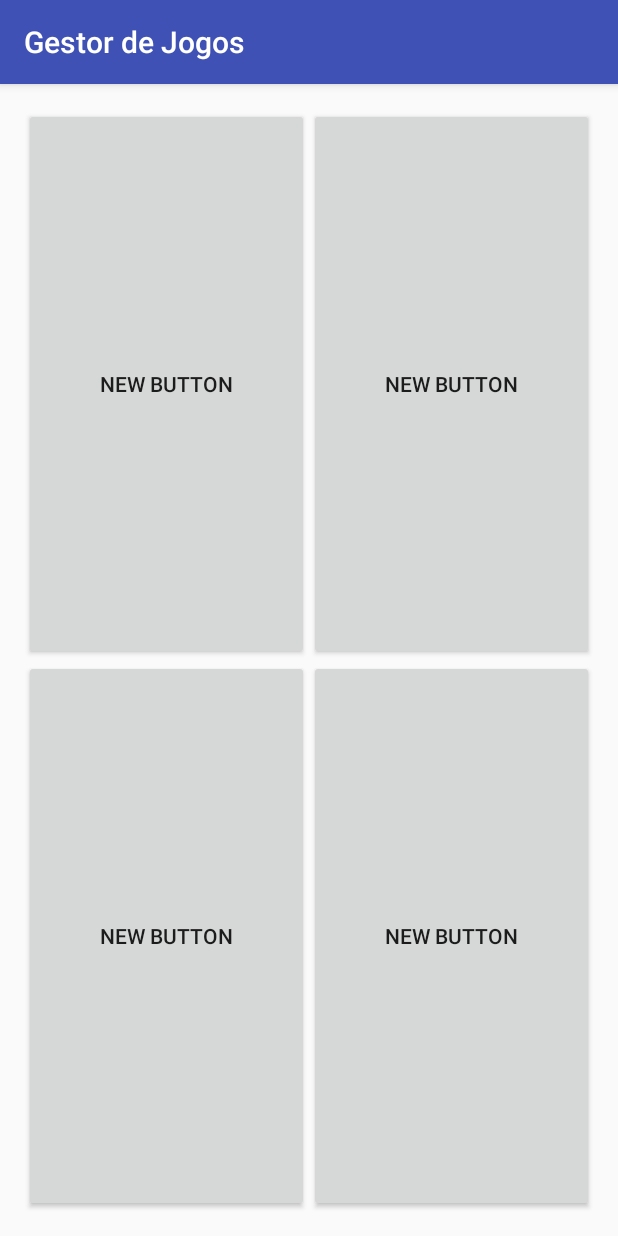
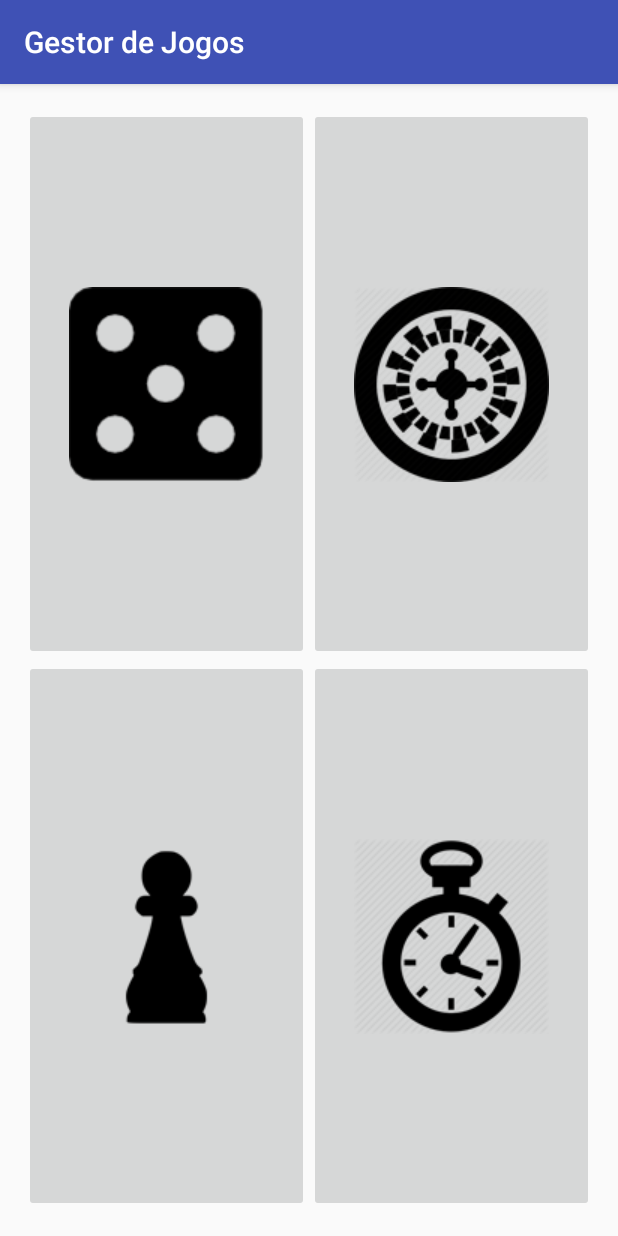
Before and after one commit to rafaelperatello/Projeto-Gestor-de-Jogos, an Android app: the screen it shows after launch (MainActivity), on a phone screen of 412 x 824 dp. Run offline under Robolectric (Android 15) with nearby library versions, the phone set to English and light mode, and no system bars.

Commit message:
show icons on image buttons

```diff
--- a/app/src/main/java/br/edu/ifspsaocarlos/sdm/projetogestordejogos/activity/MainActivity.java
+++ b/app/src/main/java/br/edu/ifspsaocarlos/sdm/projetogestordejogos/activity/MainActivity.java
@@ -4,32 +4,31 @@ import android.support.v7.app.AppCompatActivity;
 import android.os.Bundle;
 import android.view.View;
 import android.widget.Button;
+import android.widget.ImageButton;
 import android.widget.Toast;
 
 import br.edu.ifspsaocarlos.sdm.projetogestordejogos.R;
 
 public class MainActivity extends AppCompatActivity {
-    private Button bt_dice;
-    private Button bt_roulette;
-    private Button bt_chess;
-    private Button bt_chronometer;
+    private ImageButton bt_dice;
+    private ImageButton bt_roulette;
+    private ImageButton bt_chess;
+    private ImageButton bt_chronometer;
 
     @Override
     protected void onCreate(Bundle savedInstanceState) {
         super.onCreate(savedInstanceState);
         setContentView(R.layout.activity_main);
 
-        bt_dice = (Button) findViewById(R.id.buttondice);
-        bt_roulette = (Button) findViewById(R.id.buttonroulette);
-        bt_chess = (Button) findViewById(R.id.buttonchess);
-        bt_chronometer = (Button) findViewById(R.id.buttonchronometer);
+        bt_dice = (ImageButton) findViewById(R.id.buttondice);
+        bt_roulette = (ImageButton) findViewById(R.id.buttonroulette);
+        bt_chess = (ImageButton) findViewById(R.id.buttonchess);
+        bt_chronometer = (ImageButton) findViewById(R.id.buttonchronometer);
 
         bt_dice.setOnClickListener(btDiceOnClickListener);
         bt_roulette.setOnClickListener(btRouletteOnClickListener);
         bt_chess.setOnClickListener(btChessOnClickListener);
         bt_chronometer.setOnClickListener(btChronometerOnClickListener);
-
-
     }
 
     private View.OnClickListener btDiceOnClickListener = new View.OnClickListener() {
--- a/app/src/main/res/layout/activity_main.xml
+++ b/app/src/main/res/layout/activity_main.xml
@@ -15,19 +15,19 @@
         android:layout_alignParentTop="true"
         android:layout_alignParentStart="true">
 
-        <Button
+        <ImageButton
             android:layout_width="wrap_content"
             android:layout_height="match_parent"
             android:layout_weight="0.5"
-            android:text="New Button"
-            android:id="@+id/buttondice" />
+            android:id="@+id/buttondice"
+            android:src="@drawable/dice"/>
 
-        <Button
+        <ImageButton
             android:layout_width="wrap_content"
             android:layout_height="match_parent"
             android:layout_weight="0.5"
-            android:text="New Button"
-            android:id="@+id/buttonroulette" />
+            android:id="@+id/buttonroulette"
+            android:src="@drawable/roulette"/>
     </LinearLayout>
 
     <LinearLayout
@@ -38,19 +38,19 @@
         android:layout_alignParentTop="true"
         android:layout_alignParentStart="true">
 
-        <Button
+        <ImageButton
             android:layout_width="wrap_content"
             android:layout_height="match_parent"
             android:layout_weight="0.5"
-            android:text="New Button"
-            android:id="@+id/buttonchess" />
+            android:id="@+id/buttonchess"
+            android:src="@drawable/chess"/>
 
-        <Button
+        <ImageButton
             android:layout_width="wrap_content"
             android:layout_height="match_parent"
             android:layout_weight="0.5"
-            android:text="New Button"
-            android:id="@+id/buttonchronometer" />
+            android:id="@+id/buttonchronometer"
+            android:src="@drawable/chronometer"/>
     </LinearLayout>
 
 </LinearLayout>
```
